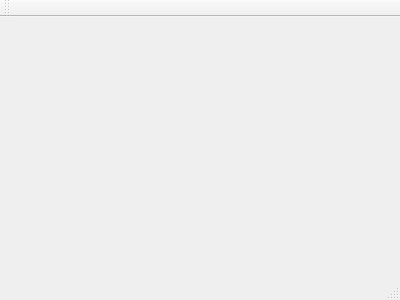
First picture: the form in mainwindow.ui, repository canvon/cvnirc-qt, before the edit.
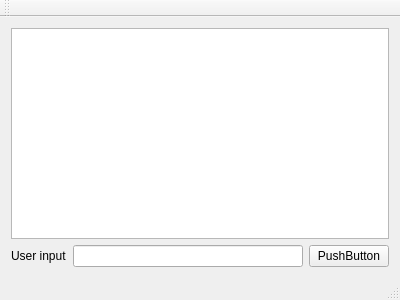
Second picture: the form after the edit.

Commit message: [cvnirc-qt] Design the basic UI

Patch:
```diff
--- a/mainwindow.ui
+++ b/mainwindow.ui
@@ -12,13 +12,68 @@
   <property name="windowTitle" >
    <string>MainWindow</string>
   </property>
-  <widget class="QMenuBar" name="menuBar" />
-  <widget class="QToolBar" name="mainToolBar" />
-  <widget class="QWidget" name="centralWidget" />
-  <widget class="QStatusBar" name="statusBar" />
+  <widget class="QWidget" name="centralWidget">
+   <layout class="QVBoxLayout" name="verticalLayout">
+    <item>
+     <widget class="QTextEdit" name="textEdit">
+      <property name="undoRedoEnabled">
+       <bool>false</bool>
+      </property>
+      <property name="readOnly">
+       <bool>true</bool>
+      </property>
+     </widget>
+    </item>
+    <item>
+     <layout class="QHBoxLayout" name="horizontalLayout">
+      <item>
+       <widget class="QLabel" name="labelUserInput">
+        <property name="sizePolicy">
+         <sizepolicy hsizetype="Preferred" vsizetype="Preferred">
+          <horstretch>0</horstretch>
+          <verstretch>0</verstretch>
+         </sizepolicy>
+        </property>
+        <property name="text">
+         <string>User input</string>
+        </property>
+       </widget>
+      </item>
+      <item>
+       <widget class="QLineEdit" name="lineEditUserInput"/>
+      </item>
+      <item>
+       <widget class="QPushButton" name="pushButtonUserInput">
+        <property name="text">
+         <string>PushButton</string>
+        </property>
+       </widget>
+      </item>
+     </layout>
+    </item>
+   </layout>
+  </widget>
+  <widget class="QMenuBar" name="menuBar">
+   <property name="geometry">
+    <rect>
+     <x>0</x>
+     <y>0</y>
+     <width>400</width>
+     <height>25</height>
+    </rect>
+   </property>
+  </widget>
+  <widget class="QToolBar" name="mainToolBar">
+   <attribute name="toolBarArea">
+    <enum>TopToolBarArea</enum>
+   </attribute>
+   <attribute name="toolBarBreak">
+    <bool>false</bool>
+   </attribute>
+  </widget>
+  <widget class="QStatusBar" name="statusBar"/>
  </widget>
- <layoutDefault spacing="6" margin="11" />
- <pixmapfunction></pixmapfunction>
+ <layoutdefault spacing="6" margin="11"/>
  <resources/>
  <connections/>
 </ui>
```
Left out of the diff: 7 changed lines with no effect on the pictures.
